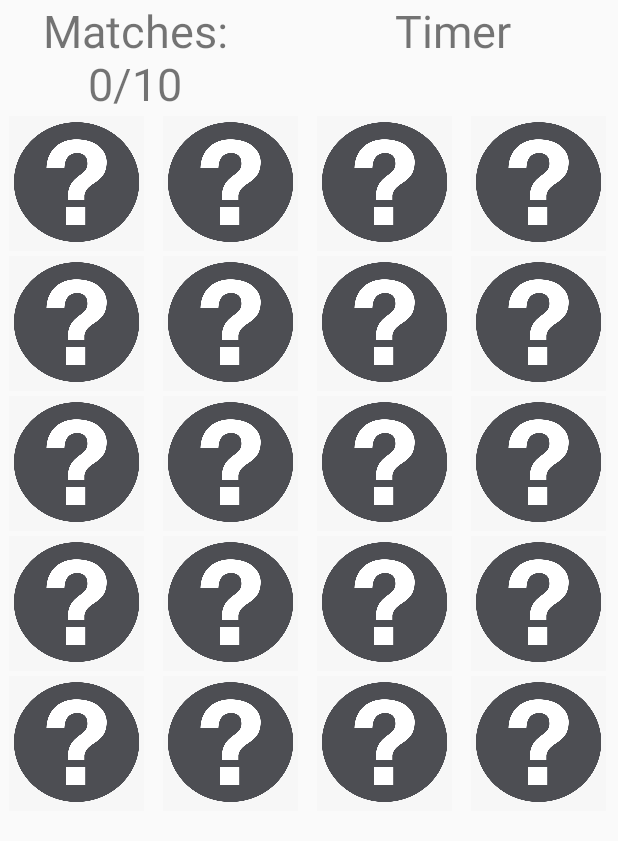
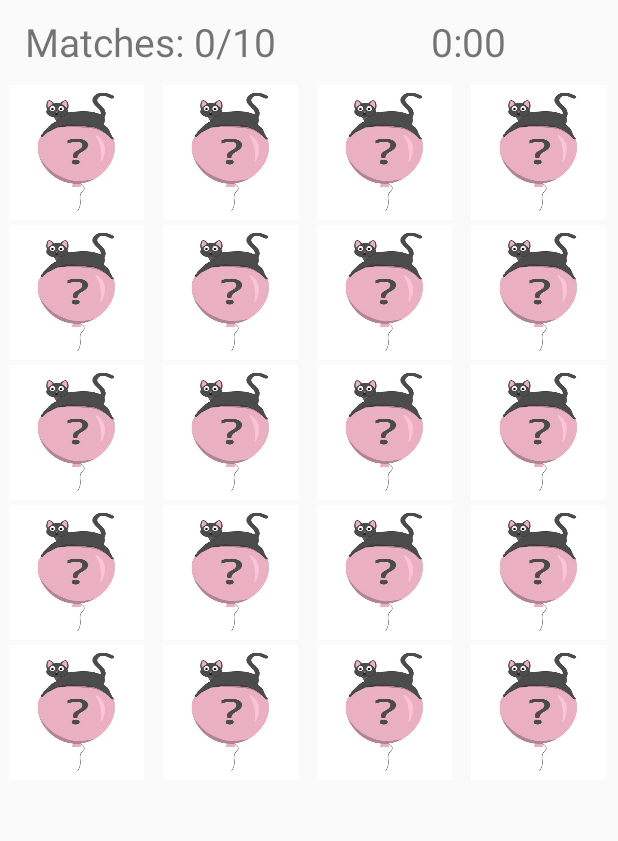
Before and after one commit to lupingsu236/GDipSA-Android-Java-Project, an Android app: the screen it shows after launch (GameActivity), on a phone screen of 412 x 824 dp. Shown: the top 841 px of the screen. Run offline under Robolectric (Android 15) with nearby library versions, the phone set to English and light mode, and no system bars.

Commit message:
Merged with Justin's changes

```diff
--- a/app/src/main/AndroidManifest.xml
+++ b/app/src/main/AndroidManifest.xml
@@ -10,6 +10,7 @@
         android:roundIcon="@mipmap/ic_launcher_round"
         android:supportsRtl="true"
         android:theme="@style/Theme.CAproject">
+        <activity android:name=".EndGameActivity"></activity>
         <activity android:name=".GameActivity"
             android:theme="@style/Theme.AppCompat.Light.NoActionBar"
             android:screenOrientation="portrait">
--- a/app/src/main/java/com/example/caproject/GameActivity.java
+++ b/app/src/main/java/com/example/caproject/GameActivity.java
@@ -1,6 +1,8 @@
 package com.example.caproject;
 
 import android.app.Dialog;
+import android.content.Intent;
+import android.media.MediaPlayer;
 import android.os.Bundle;
 import android.os.Handler;
 import android.view.View;
@@ -64,7 +66,7 @@ public class GameActivity extends AppCompatActivity implements PauseDialogFragme
             //Doubled cause the images are in pairs
             for(int j = 0; j < numberOfPictures; j++) {
                 //Set all pictures to the default placeholder
-                placeholderImg[i*numberOfPictures + j] = R.drawable.qnmark;
+                placeholderImg[i*numberOfPictures + j] = R.drawable.catqnmark2;
                 //Create an index-array of all images
                 position[i*numberOfPictures + j] = i*numberOfPictures + j;
                 //Initialize all flipped states to false
@@ -78,9 +80,12 @@ public class GameActivity extends AppCompatActivity implements PauseDialogFragme
             shuffledImages[position[i]] = imageId[i];
         }
 
+        //Music load
+        MediaPlayer correctSound = MediaPlayer.create(this,R.raw.trimmedcorrect);
+
         TextView matchCountTextView = findViewById(R.id.matchCountTextView);
         TextView timerTextView = findViewById(R.id.timerTextView);
-        //runs without a timer by reposting this handler at the end of the runnable
+
         timerHandler = new Handler();
         timerRunnable = new Runnable() {
             @Override
@@ -97,10 +102,11 @@ public class GameActivity extends AppCompatActivity implements PauseDialogFragme
             }
         };
 
+        //Pause game manually
         pauseBtn = findViewById(R.id.pauseBtn);
         pauseBtn.setOnClickListener(v -> pauseGame());
 
-
+        //Set images to grid
         ImageAdapter adapter = new ImageAdapter(GameActivity.this, placeholderImg);
         GridView grid=(GridView)findViewById(R.id.gameGrid);
         grid.setAdapter(adapter);
@@ -112,13 +118,13 @@ public class GameActivity extends AppCompatActivity implements PauseDialogFragme
                     gameStart = true;
                     pauseBtn.setVisibility(View.VISIBLE);
                     startTime = System.currentTimeMillis();
-                    timerHandler.postDelayed(timerRunnable, 0);
+                    timerHandler.post(timerRunnable);
                 }
                 //only allow flipping if unflipped
                 if (flippedState[position] == false) {
                     if (flipCount == 0) {
                         flip(view, position);
-                        flipCount += 1;
+                        flipCount = 1;
                         prev_position = position;
                     }
                     else if (flipCount == 1) {
@@ -126,18 +132,20 @@ public class GameActivity extends AppCompatActivity implements PauseDialogFragme
                         boolean match = checkMatch(prev_position, position);
                         if (match) {
                             matches += 1;
+                            correctSound.start();
                             flipCount = 0;
                             matchCountTextView.setText(String.format("Matches: %d/10", matches));
                         }
                         else {
+                            flipCount = 0;
                             flipback(parent, prev_position, position);
-                            flipCount = 0;
                         }
                     }
                 }
                 if (matches == numberOfPictures) {
                     gameStart = false;
                     timerHandler.removeCallbacks(timerRunnable);
+                    goToEndPage();
                 }
             }
         });
@@ -163,12 +171,15 @@ public class GameActivity extends AppCompatActivity implements PauseDialogFragme
         flippedState[position] = true;
     }
 
+    Handler handler = new Handler();
+
     public void flipback(AdapterView<?> parent, int prev_position, int position) {
         ImageView imgview1 = (ImageView) parent.getChildAt(prev_position).findViewById(R.id.grid_image);
         imgview1.postDelayed(new Runnable() {
             @Override
             public void run() {
                 imgview1.setImageResource(placeholderImg[position]);
+                flippedState[prev_position] = false;
             }
         }, 500);
 
@@ -177,11 +188,9 @@ public class GameActivity extends AppCompatActivity implements PauseDialogFragme
             @Override
             public void run() {
                 imgview2.setImageResource(placeholderImg[position]);
+                flippedState[position] = false;
             }
         }, 500);
-
-        flippedState[prev_position] = false;
-        flippedState[position] = false;
     }
 
     public boolean checkMatch(int prev_position, int position) {
@@ -211,4 +220,9 @@ public class GameActivity extends AppCompatActivity implements PauseDialogFragme
         super.onPause();
         pauseGame();
     }
+
+    public void goToEndPage(){
+        Intent intent = new Intent(this, EndGameActivity.class);
+        startActivity(intent);
+    }
 }
--- a/app/src/main/res/layout/activity_game.xml
+++ b/app/src/main/res/layout/activity_game.xml
@@ -9,26 +9,27 @@
     <RelativeLayout
         android:layout_width="match_parent"
         android:layout_height="wrap_content"
-        android:orientation="horizontal">
+        android:orientation="horizontal"
+        android:layout_marginTop="10dp">
 
         <TextView
             android:id="@+id/matchCountTextView"
-            android:layout_width="180dp"
+            android:layout_width="200dp"
             android:layout_height="wrap_content"
             android:layout_alignParentLeft="true"
             android:text="Matches: 0/10"
             android:textAlignment="center"
-            android:textSize="30dp" />
+            android:textSize="26dp" />
 
         <TextView
             android:id="@+id/timerTextView"
-            android:layout_width="120dp"
+            android:layout_width="100dp"
             android:layout_height="wrap_content"
             android:layout_alignParentRight="true"
             android:layout_marginRight="50dp"
-            android:text="Timer"
+            android:text="0:00"
             android:textAlignment="center"
-            android:textSize="30dp" />
+            android:textSize="26dp" />
 
         <ImageButton
             android:id="@+id/pauseBtn"
@@ -42,6 +43,7 @@
     </RelativeLayout>
 
     <GridView
+        android:layout_marginTop="10dp"
         android:id="@+id/gameGrid"
         android:layout_width="match_parent"
         android:layout_height="wrap_content"
```
Also changed, not shown: app/src/main/java/com/example/caproject/EndGameActivity.java (added, +64 -0 lines), app/src/main/res/layout/activity_endgame.xml (added, +40 -0 lines), app/src/main/res/drawable/catqnmark2.png (added), app/src/main/res/drawable/popper.gif (added), 2 other files.
